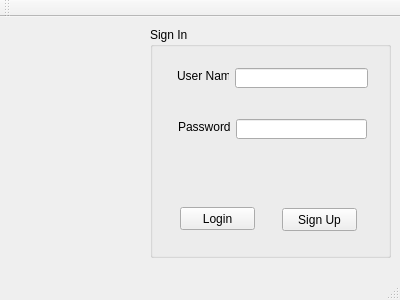
Above: login.ui from SyedMTaseen/DataSeed before the change. Below: the same form after it.
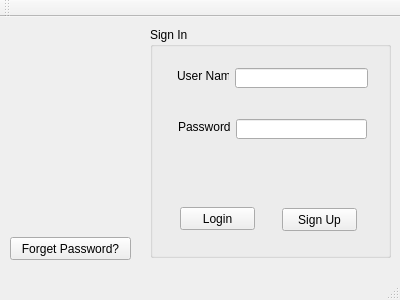
That is the form after the change. Icons and pictures are not drawn.

Commit message:
Login Finalized
LoginV1 is main file
email functionality added
security Question option is added

Patch:
```diff
--- a/login.ui
+++ b/login.ui
@@ -128,7 +128,20 @@
      <string/>
     </property>
     <property name="pixmap">
-     <pixmap resource="rsources.qrc">:/login/img/login.png</pixmap>
+     <pixmap>:/login/img/login.png</pixmap>
+    </property>
+   </widget>
+   <widget class="QPushButton" name="forgetButton">
+    <property name="geometry">
+     <rect>
+      <x>10</x>
+      <y>220</y>
+      <width>121</width>
+      <height>23</height>
+     </rect>
+    </property>
+    <property name="text">
+     <string>Forget Password?</string>
     </property>
    </widget>
   </widget>
```
The commit also changes 4 other files.
